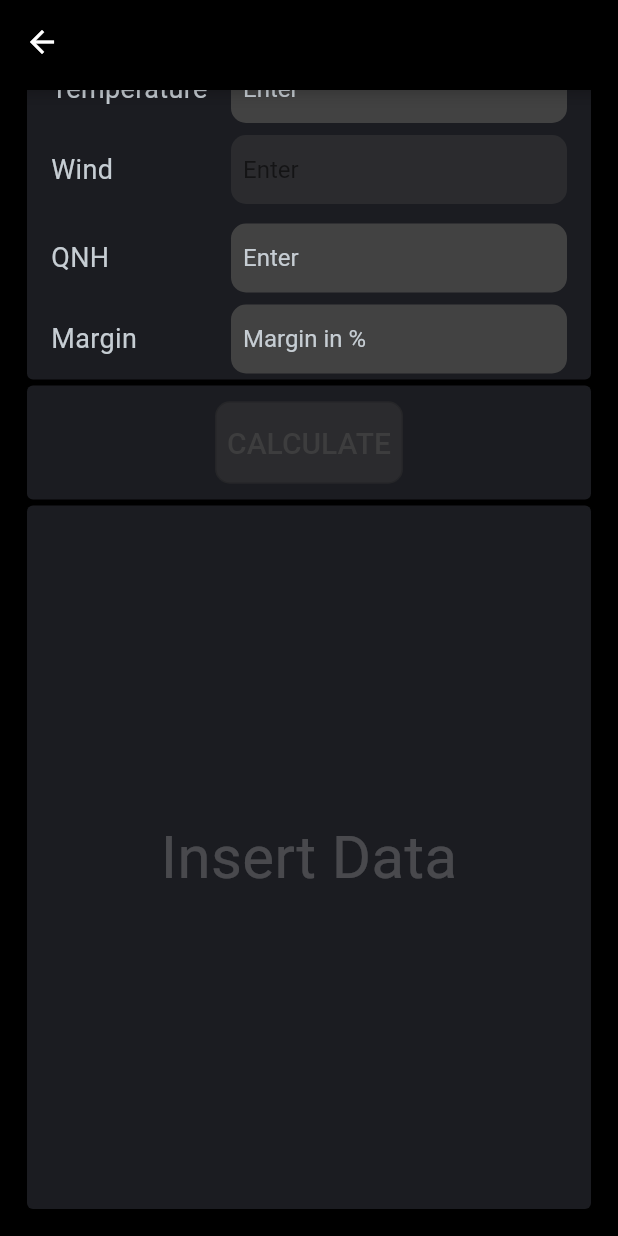
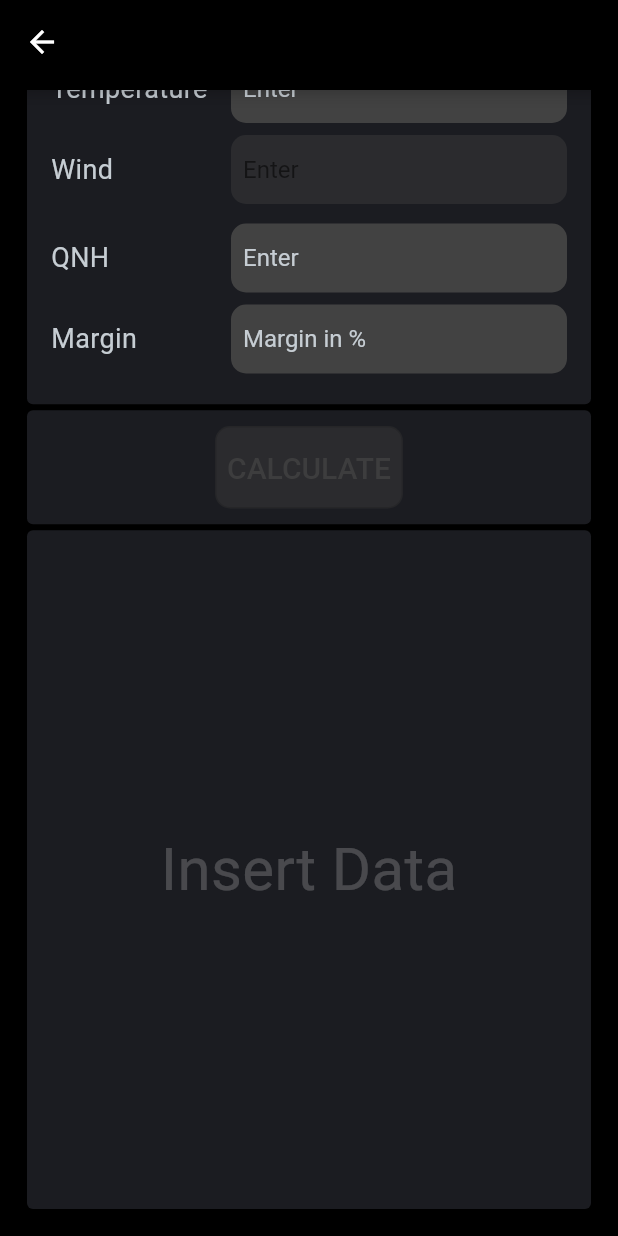
Before and after one commit to FrenchTacoDev/ultra_light_performance_tool, a Flutter app: the PerformanceCalculationPanel screen opened directly with empty values, scrolled down 302 dp, on a phone screen of 412 x 824 dp. Run offline on Flutter 3.47's test engine with Material 3 defaults, Android fonts, the light colour scheme and no system bars; our stand-ins replace file_picker, flutter_bloc, share_plus, sqflite, sqflite_common_ffi; missing offline and left inert: shared_storage; accounts and stored records are empty.

Commit message:
0.8.0 (#35)
* Update pubspec.yaml

* Runway graphic (#34)

* Initial Runway Graphic

* Update runway_graphic.dart

* Runway Graphic Toggle

•Added toggle to the runway graphic
•fixed some size issues for mid sized screens
•fixed refreshing to often on the graphic

* Runway Graphic enhancements

•added localization to runway graphic
•added centering of graphic
•fixed different edge cases for the labels on small screens

* Bugfix PerfCalcCubit

Added necessity to recalculate when intersection changes. As this will generate a new graphic.

* Update takeoff_details.dart

Fixes Issue #30 on the calculation details page

```diff
--- a/lib/src/localization/de/de.dart
+++ b/lib/src/localization/de/de.dart
@@ -32,6 +32,12 @@
   String get full => "Voll";
   @override
   String get toda => "Verfügbare Startstrecke in m";
+  @override
+  String get todaShort => "TODA";
+  @override
+  String get todMarginShort => "TOD Aufschlag";
+  @override
+  String get todNoMarginShort => "TOD ohne Aufschlag";
   @override
   String get discardChangesWarning => "Änderungen verwerfen?";
   @override
@@ -256,6 +262,8 @@
   String pcNotEnoughRunway(int overshoot) => "Startdistanz nicht ausreichend.\n${overshoot}m mehr benötigt!";
   @override
   String pcNotEnoughRunwayMargin(int overshoot) => "Startdistanz mit Aufschlag nicht ausreichend.\n${overshoot}m mehr benötigt!";
+  @override
+  String get showGraphic => "Grafik Anzeigen";
   //endregion
   //region Import/Export
   @override
--- a/lib/src/localization/default/en.dart
+++ b/lib/src/localization/default/en.dart
@@ -27,6 +27,9 @@
   String get intersections;
   String get full;
   String get toda;
+  String get todaShort;
+  String get todMarginShort;
+  String get todNoMarginShort;
   String get discardChangesWarning;
   String get factor;
   String get correction;
@@ -166,6 +169,7 @@
   String get pcRunwayRemain;
   String pcNotEnoughRunway(int overshoot);
   String pcNotEnoughRunwayMargin(int overshoot);
+  String get showGraphic;
   //endregion
 
   //region Import/Export
@@ -251,6 +255,12 @@
   String get full => "Full";
   @override
   String get toda => "Takeoff Distance Available in m";
+  @override
+  String get todaShort => "TODA";
+  @override
+  String get todMarginShort => "TOD Margin";
+  @override
+  String get todNoMarginShort => "TOD no Margin";
   @override
   String get discardChangesWarning => "Discard changes?";
   @override
@@ -475,6 +485,8 @@
   String pcNotEnoughRunway(int overshoot) => "Takeoff distance insufficient.\n${overshoot}m more needed!";
   @override
   String pcNotEnoughRunwayMargin(int overshoot) => "Takeoff distance with margin insufficient.\n${overshoot}m more needed!";
+  @override
+  String get showGraphic => "Show Graphic";
   //endregion
   //region Import/Export
   @override
--- a/lib/src/performance calculation/BLoC/calculation_bloc.dart
+++ b/lib/src/performance calculation/BLoC/calculation_bloc.dart
@@ -145,6 +145,7 @@
   void setIntersection({required Intersection intersection}) {
     if(intersection == state.intersection) return;
     emit(state.copyWith(intersection: intersection));
+    emit(state.resetTod());
   }
 
   //Todo think about if a reset is necessary on grass surface change?
--- a/lib/src/performance calculation/views/perf_calculation_panel.dart
+++ b/lib/src/performance calculation/views/perf_calculation_panel.dart
@@ -46,11 +46,17 @@
                       padding: Platform.isIOS ? const EdgeInsets.fromLTRB(16, 4, 16, 24) :
                       const EdgeInsets.fromLTRB(16, 4, 16, 16),
                       child: width >= 940 ?
-                      _LargeSizedScreen(panelHeight: panelHeight, state: state, airports: airportsList)
-                          : width >= 755 ? _MediumSizedScreen(panelHeight: panelHeight, state: state, airports: airportsList,)
+                      _LargeSizedScreen(
+                          panelHeight: panelHeight, state: state, airports: airportsList
+                      )
+                          : width >= 755 ?
+                      _MediumSizedScreen(
+                          panelHeight: state.runway != null && state.runway!.surface == Surface.grass ? panelHeight + 10 : panelHeight,
+                          state: state, airports: airportsList,
+                          )
                           : _SmallSizedScreen(
                           panelHeight:
-                          state.runway != null && state.runway!.surface == Surface.grass ? panelHeight * 1.8 : panelHeight * 1.3,
+                          state.runway != null && state.runway!.surface == Surface.grass ? panelHeight * 1.8 : panelHeight * 1.35,
                           state: state, airports: airportsList
                       ),
                     );
@@ -79,7 +85,7 @@
   Widget build(BuildContext context) {
     return ULPTMinSizeScrollView(
       scrollController: context.read<CalculationCubit>().scrollControl,
-      minHeight: 550,
+      minHeight: 580,
       child: Column(
         children: [
           DetailsButtons(state: state),
@@ -131,7 +137,7 @@
   Widget build(BuildContext context) {
     return ULPTMinSizeScrollView(
       scrollController: context.read<CalculationCubit>().scrollControl,
-      minHeight: 650,
+      minHeight: 660,
       child: Column(
         children: [
           DetailsButtons(state: state,),
@@ -453,6 +459,8 @@
         child: Center(
           child: Results(
             isSmallSize: isSmallSize,
+            runway: state.runway,
+            intersection: state.intersection,
             rawTOD: state.rawTod,
             factorizedTod: state.factorizedTod,
             availTod: state.intersection?.toda,
--- a/lib/src/performance calculation/views/widgets/results.dart
+++ b/lib/src/performance calculation/views/widgets/results.dart
@@ -1,12 +1,26 @@
 import 'package:flutter/material.dart';
+import 'package:ultra_light_performance_tool/src/airports/airports.dart';
+import 'package:ultra_light_performance_tool/src/performance%20calculation/views/widgets/runway_graphic.dart';
 import 'package:ultra_light_performance_tool/src/res/themes.dart';
 import 'package:ultra_light_performance_tool/src/shared%20widgets/ulpt_tab_page.dart';
 import 'package:ultra_light_performance_tool/src/localization/localizer.dart';
 
 ///Panel to show the calc results
-class Results extends StatelessWidget {
-  const Results({super.key, this.rawTOD, this.factorizedTod, this.availTod, required this.isSmallSize});
+class Results extends StatefulWidget {
+  const Results({
+    super.key,
+    this.runway,
+    this.intersection,
+    this.rawTOD,
+    this.factorizedTod,
+    this.availTod,
+    required this.isSmallSize
+  });
 
+  ///Runway to show on the graphic if selected
+  final Runway? runway;
+  ///Intersection to show on the graphic if selected
+  final Intersection? intersection;
   ///raw takeoff distance without factor
   final int? rawTOD;
   ///takeoff distance factored
@@ -17,9 +31,40 @@
   final bool isSmallSize;
 
   @override
+  State<Results> createState() => _ResultsState();
+}
+
+class _ResultsState extends State<Results> {
+
+  bool showGraphic = false;
+
+  @override
   Widget build(BuildContext context) {
-    if(rawTOD == null || availTod == null) return const _NoData();
-    return _Data(tod: rawTOD!, factorizedTod: factorizedTod!, availTod: availTod!, isSmallSize: isSmallSize,);
+    if(widget.rawTOD == null || widget.availTod == null || widget.runway == null || widget.intersection == null) return const _NoData();
+    var theme = Theme.of(context).extensions[ULPTTheme]! as ULPTTheme;
+
+    return Column(
+      mainAxisSize: MainAxisSize.min,
+      children: [
+        Row(
+          mainAxisAlignment: MainAxisAlignment.end,
+          children: [
+            Text(
+              Localizer.of(context).showGraphic,
+              style: TextStyle(color: theme.interactiveHintTextColor, fontSize: 16),
+            ),
+            Switch(
+              activeColor: Colors.green,
+              inactiveThumbColor: theme.interactiveHintTextColor,
+              value: showGraphic,
+              onChanged: (value) => setState(() {showGraphic = value;}),
+            ),
+          ],
+        ),
+        if(showGraphic == false) Expanded(child: _Data(tod: widget.rawTOD!, factorizedTod: widget.factorizedTod!, availTod: widget.availTod!, isSmallSize: widget.isSmallSize,)),
+        if(showGraphic) Expanded(child: RunwayGraphic(runway: widget.runway!, intersection: widget.intersection!, rawTod: widget.rawTOD!, facTod: widget.factorizedTod!,)),
+      ],
+    );
   }
 }
 
--- a/lib/src/performance calculation/views/widgets/takeoff_details.dart
+++ b/lib/src/performance calculation/views/widgets/takeoff_details.dart
@@ -164,7 +164,10 @@
                       text: TextSpan(
                           children: [
                             TextSpan(text: "${Localizer.of(context).tdWind}: ", style: bodyS),
-                            TextSpan(text: "${parameters.wind.direction}/${parameters.wind.speed}kt", style: bodySB),
+                            TextSpan(
+                                text: "${parameters.wind.direction < 100 ? "0${parameters.wind.direction}" : parameters.wind.direction}/${parameters.wind.speed}kt",
+                                style: bodySB
+                            ),
                           ]
                       ),
                     ),
--- a/pubspec.yaml
+++ b/pubspec.yaml
@@ -1,6 +1,6 @@
 name: ultra_light_performance_tool
 description: ulpt description
-version: 0.7.0+11
+version: 0.8.0+13
 #homepage:
 
 environment:
```
Also changed, not shown: lib/src/performance calculation/views/widgets/runway_graphic.dart (added, +248 -0 lines), lib/src/utils/extensions.dart (added, +39 -0 lines).
